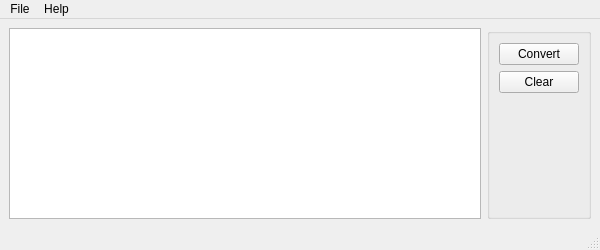
akshaybabloo/VideoSequencer, file mainwindow.ui: the form before one commit.
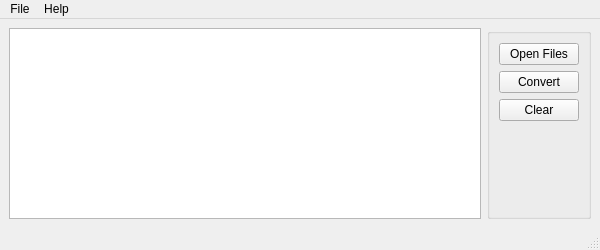
The form after the commit.

Commit message: handle list and clear button

```diff
--- a/mainwindow.ui
+++ b/mainwindow.ui
@@ -25,7 +25,14 @@
       </property>
       <layout class="QVBoxLayout" name="verticalLayout">
        <item>
-        <widget class="QPushButton" name="pushButton_2">
+        <widget class="QPushButton" name="openFilesButton">
+         <property name="text">
+          <string>Open Files</string>
+         </property>
+        </widget>
+       </item>
+       <item>
+        <widget class="QPushButton" name="convertButton">
          <property name="text">
           <string>Convert</string>
          </property>
```
Left out of the diff: 2 changed lines with no effect on the pictures. The commit also changes 2 other files.
